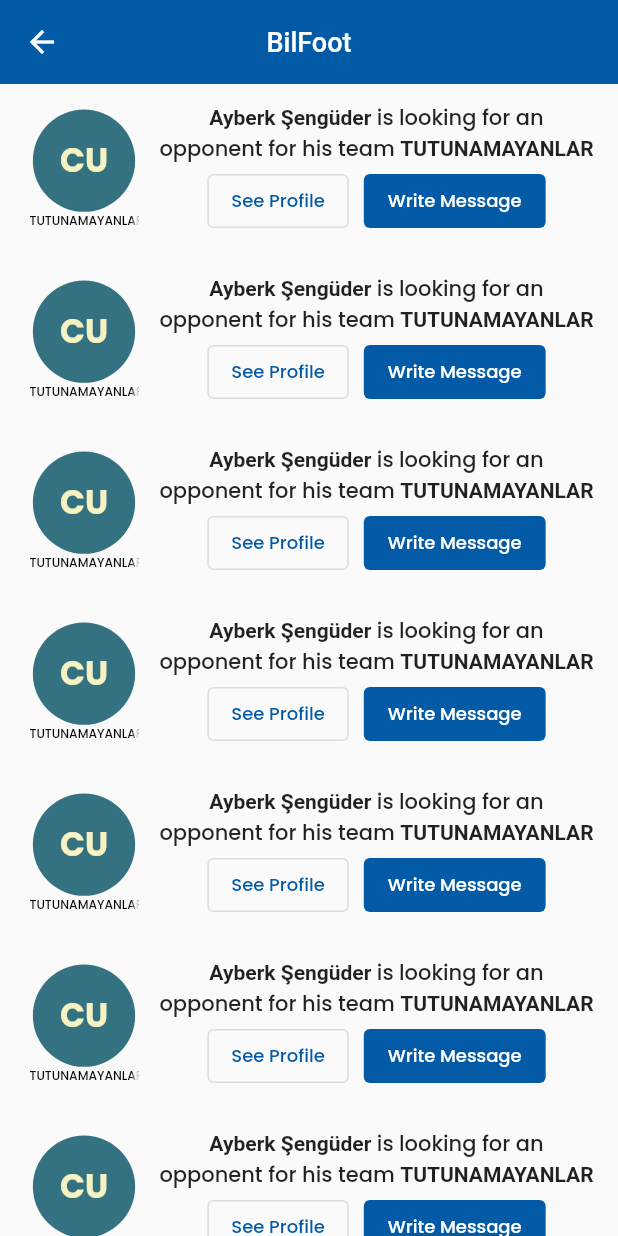
After one commit to merakserhat/BilFoot2-combined, a Flutter app: the MainControlPage screen opened directly, after a tap on the "notifications" icon, on a phone screen of 412 x 824 dp. The commit adds this screen. Run offline on Flutter 3.47's test engine with Material 2 defaults, Android fonts, the phone set to English and light mode, and no system bars; drawn by our look-alikes of auto_size_text; our stand-ins replace bloc, carousel_slider, equatable, firebase_auth, firebase_core, firebase_messaging and 4 more; accounts and stored records are empty.

Commit message:
feat: create opponent announcement notification

```diff
--- /dev/null
+++ b/BilFoot_flutter/bilfoot/lib/data/models/notification_model.dart
@@ -0,0 +1,39 @@
+import 'package:bilfoot/data/models/player_model.dart';
+import 'package:bilfoot/data/models/team_model.dart';
+
+class NotificationModel {
+  NotificationModel(
+      {required this.id,
+      required this.from,
+      this.to,
+      this.object,
+      required this.type,
+      required this.status});
+
+  late final String id;
+  late final String from;
+  late final String? to;
+  late final String? object;
+  late final String type;
+  late final String status;
+
+  NotificationModel.fromJson(Map<String, dynamic> json) {
+    id = json['_id'];
+    from = json['from'];
+    to = json['to'];
+    object = json['object'];
+    type = json['type'];
+    status = json['status'];
+  }
+}
+
+class OpponentAnnouncementNotificationModel {
+  final NotificationModel notification;
+  final TeamModel team;
+  final PlayerModel playerModel;
+
+  OpponentAnnouncementNotificationModel(
+      {required this.notification,
+      required this.team,
+      required this.playerModel});
+}
--- a/BilFoot_flutter/bilfoot/lib/data/models/program.dart
+++ b/BilFoot_flutter/bilfoot/lib/data/models/program.dart
@@ -55,7 +55,7 @@ class Program {
 
   TeamModel dummyTeam1 = TeamModel(
       id: "",
-      name: "Cu S.K",
+      name: "TUTUNAMAYANLAR",
       shortName: "CU",
       mainColor: "#347282",
       accentColor: "#f6f2c2",
--- a/BilFoot_flutter/bilfoot/lib/data/networking/client.dart
+++ b/BilFoot_flutter/bilfoot/lib/data/networking/client.dart
@@ -18,7 +18,7 @@ class BilfootClient {
   }
 
   //get ip by writing ipconfig to terminal
-  final String baseUrl = "http://192.168.1.103:8080/";
+  final String baseUrl = "http://192.168.1.100:8080/";
 
   //User endpoints
   final userTest = UserService.test;
--- a/BilFoot_flutter/bilfoot/lib/views/screens/main_page/main_control_page.dart
+++ b/BilFoot_flutter/bilfoot/lib/views/screens/main_page/main_control_page.dart
@@ -2,6 +2,7 @@ import 'package:bilfoot/config/utils/fcm_service.dart';
 import 'package:bilfoot/views/screens/chat_page/chat_people_page.dart';
 import 'package:bilfoot/views/screens/home_page/home_page.dart';
 import 'package:bilfoot/views/screens/match_page/match_list_page.dart';
+import 'package:bilfoot/views/screens/notifications_page/notifications_page.dart';
 import 'package:bilfoot/views/screens/profile_page/profile_page.dart';
 import "package:flutter/material.dart";
 
@@ -34,30 +35,7 @@ class _MainControlPageState extends State<MainControlPage> {
       backgroundColor: Colors.white.withOpacity(0),
       appBar: AppBar(
         title: const Text("BilFoot"),
-        actions: [
-          _currentIndex == 0
-              ? GestureDetector(
-                  onTap: () {
-                    Navigator.of(context).push(MaterialPageRoute(
-                        builder: (context) => const ChatPeoplePage()));
-                  },
-                  child: const Icon(
-                    Icons.message_outlined,
-                    color: Colors.white,
-                  ),
-                )
-              : GestureDetector(
-                  onTap: () {
-                    Navigator.of(context).push(MaterialPageRoute(
-                        builder: (context) => const ChatPeoplePage()));
-                  },
-                  child: const Icon(
-                    Icons.settings,
-                    color: Colors.white,
-                  ),
-                ),
-          const SizedBox.square(dimension: 16),
-        ],
+        actions: _getAppBarActions(),
       ),
       body: _getPage(MainPages.values[_currentIndex]),
       bottomNavigationBar: _getBottomBar(),
@@ -122,9 +100,54 @@ class _MainControlPageState extends State<MainControlPage> {
       case MainPages.MATCHES_PAGE:
         return const MatchListPage();
       case MainPages.PROFILE_PAGE:
-        return ProfilePage();
+        return const ProfilePage();
       default:
         return const Text("Empty Page");
     }
   }
+
+  List<Widget> _getAppBarActions() {
+    var chat = GestureDetector(
+      onTap: () {
+        Navigator.of(context).push(
+            MaterialPageRoute(builder: (context) => const ChatPeoplePage()));
+      },
+      child: const Icon(
+        Icons.message_outlined,
+        color: Colors.white,
+      ),
+    );
+    var settings = GestureDetector(
+      onTap: () {
+        Navigator.of(context).push(
+            MaterialPageRoute(builder: (context) => const ChatPeoplePage()));
+      },
+      child: const Icon(
+        Icons.settings,
+        color: Colors.white,
+      ),
+    );
+    var notifications = GestureDetector(
+      onTap: () {
+        Navigator.of(context).push(
+            MaterialPageRoute(builder: (context) => const NotificationsPage()));
+      },
+      child: const Icon(
+        Icons.notifications,
+        color: Colors.white,
+      ),
+    );
+    List<Widget> actions = [];
+    if (_currentIndex == 0 || _currentIndex == 1) {
+      actions.add(notifications);
+      actions.add(const SizedBox.square(dimension: 16));
+      actions.add(chat);
+    } else {
+      actions.add(settings);
+    }
+
+    actions.add(const SizedBox.square(dimension: 16));
+
+    return actions;
+  }
 }
--- /dev/null
+++ b/BilFoot_flutter/bilfoot/lib/views/screens/notifications_page/notifications_page.dart
@@ -0,0 +1,73 @@
+import 'package:bilfoot/config/constants/program_constants.dart';
+import 'package:bilfoot/data/models/match_model.dart';
+import 'package:bilfoot/data/models/notification_model.dart';
+import 'package:bilfoot/data/models/program.dart';
+import 'package:bilfoot/data/models/team_model.dart';
+import 'package:bilfoot/views/screens/match_page/create_match_panel.dart';
+import 'package:bilfoot/views/screens/match_page/widgets/match_list_item.dart';
+import 'package:bilfoot/views/screens/match_page/widgets/match_table.dart';
+import 'package:bilfoot/views/screens/notifications_page/types/opponent_announcemnt_notification.dart';
+import 'package:bilfoot/views/screens/notifications_page/types/team_invitation_notification.dart';
+import 'package:bilfoot/views/widgets/basic_app_bar.dart';
+import "package:flutter/material.dart";
+
+class NotificationsPage extends StatefulWidget {
+  const NotificationsPage({Key? key}) : super(key: key);
+
+  @override
+  State<NotificationsPage> createState() => _NotificationsPageState();
+}
+
+class _NotificationsPageState extends State<NotificationsPage> {
+  late final OpponentAnnouncementNotificationModel
+      opponentAnnouncementNotification;
+
+  @override
+  void initState() {
+    super.initState();
+
+    opponentAnnouncementNotification = OpponentAnnouncementNotificationModel(
+        notification: NotificationModel(
+            id: "se",
+            from: "se",
+            type: "opponent-announcement",
+            status: "active"),
+        team: Program.program.dummyTeam1,
+        playerModel: Program.program.dummyPlayer1);
+  }
+
+  @override
+  Widget build(BuildContext context) {
+    return Scaffold(
+      appBar: const BasicAppBar(),
+      body: SingleChildScrollView(
+        child: Column(
+          crossAxisAlignment: CrossAxisAlignment.start,
+          children: [
+            OpponentAnnouncementNotification(
+                opponentAnnouncementNotificationModel:
+                    opponentAnnouncementNotification),
+            OpponentAnnouncementNotification(
+                opponentAnnouncementNotificationModel:
+                    opponentAnnouncementNotification),
+            OpponentAnnouncementNotification(
+                opponentAnnouncementNotificationModel:
+                    opponentAnnouncementNotification),
+            OpponentAnnouncementNotification(
+                opponentAnnouncementNotificationModel:
+                    opponentAnnouncementNotification),
+            OpponentAnnouncementNotification(
+                opponentAnnouncementNotificationModel:
+                    opponentAnnouncementNotification),
+            OpponentAnnouncementNotification(
+                opponentAnnouncementNotificationModel:
+                    opponentAnnouncementNotification),
+            OpponentAnnouncementNotification(
+                opponentAnnouncementNotificationModel:
+                    opponentAnnouncementNotification),
+          ],
+        ),
+      ),
+    );
+  }
+}
--- /dev/null
+++ b/BilFoot_flutter/bilfoot/lib/views/screens/notifications_page/types/opponent_announcemnt_notification.dart
@@ -0,0 +1,79 @@
+import 'package:bilfoot/data/models/notification_model.dart';
+import 'package:bilfoot/views/screens/team_page/widgets/team_logo_title.dart';
+import 'package:flutter/material.dart';
+
+class OpponentAnnouncementNotification extends StatelessWidget {
+  const OpponentAnnouncementNotification(
+      {Key? key, required this.opponentAnnouncementNotificationModel})
+      : super(key: key);
+
+  final OpponentAnnouncementNotificationModel
+      opponentAnnouncementNotificationModel;
+
+  @override
+  Widget build(BuildContext context) {
+    return InkWell(
+      onTap: () {},
+      child: Container(
+        padding: const EdgeInsets.symmetric(vertical: 12, horizontal: 16),
+        child: Row(
+          children: [
+            SizedBox(
+              width: 80,
+              height: 80,
+              child: FittedBox(
+                child: TeamLogoTitle(
+                  teamModel: opponentAnnouncementNotificationModel.team,
+                  bigLogo: true,
+                ),
+              ),
+            ),
+            const SizedBox.square(dimension: 10),
+            Expanded(
+              child: Column(
+                children: [
+                  RichText(
+                    textAlign: TextAlign.center,
+                    text: TextSpan(
+                      style: Theme.of(context).textTheme.bodyText2,
+                      children: <TextSpan>[
+                        TextSpan(
+                            text: opponentAnnouncementNotificationModel
+                                .playerModel.fullName,
+                            style:
+                                const TextStyle(fontWeight: FontWeight.bold)),
+                        const TextSpan(
+                            text: ' is looking for an opponent for his team '),
+                        TextSpan(
+                            text:
+                                opponentAnnouncementNotificationModel.team.name,
+                            style:
+                                const TextStyle(fontWeight: FontWeight.bold)),
+                      ],
+                    ),
+                  ),
+                  Row(
+                    mainAxisAlignment: MainAxisAlignment.center,
+                    children: [
+                      OutlinedButton(
+                          onPressed: () {
+                            //TODO Later
+                          },
+                          child: const Text("See Profile")),
+                      const SizedBox.square(dimension: 10),
+                      ElevatedButton(
+                          onPressed: () {
+                            //TODO Later
+                          },
+                          child: const Text("Write Message"))
+                    ],
+                  )
+                ],
+              ),
+            )
+          ],
+        ),
+      ),
+    );
+  }
+}
--- a/BilFoot_flutter/bilfoot/lib/views/screens/team_page/widgets/team_logo_title.dart
+++ b/BilFoot_flutter/bilfoot/lib/views/screens/team_page/widgets/team_logo_title.dart
@@ -1,3 +1,4 @@
+import 'package:auto_size_text/auto_size_text.dart';
 import 'package:bilfoot/config/utils/hex_color.dart';
 import 'package:bilfoot/data/models/team_model.dart';
 import 'package:flutter/material.dart';
@@ -65,13 +66,19 @@ class TeamLogoTitle extends StatelessWidget {
             ),
           ),
         ),
-        Text(
-          teamModel.name,
-          style: Theme.of(context)
-              .textTheme
-              .headline4!
-              .copyWith(fontWeight: FontWeight.w500, color: Colors.black),
-        )
+        SizedBox(
+            width: 80,
+            child: AutoSizeText(
+              teamModel.name,
+              style: Theme.of(context)
+                  .textTheme
+                  .headline4!
+                  .copyWith(fontWeight: FontWeight.w500, color: Colors.black),
+              minFontSize: 9,
+              softWrap: false,
+              maxLines: 1,
+              overflow: TextOverflow.fade,
+            ))
       ],
     );
   }
--- a/BilFoot_flutter/bilfoot/pubspec.yaml
+++ b/BilFoot_flutter/bilfoot/pubspec.yaml
@@ -36,6 +36,7 @@ dependencies:
   carousel_slider: ^4.1.1
   intl: ^0.17.0
   pin_code_fields: ^7.4.0
+  auto_size_text: ^3.0.0
 
 
 
```
Also changed, not shown: BilFoot_flutter/bilfoot/lib/views/screens/notifications_page/types/team_invitation_notification.dart (added, +50 -0 lines), BilFoot_flutter/bilfoot/pubspec.lock, 3 other files.
